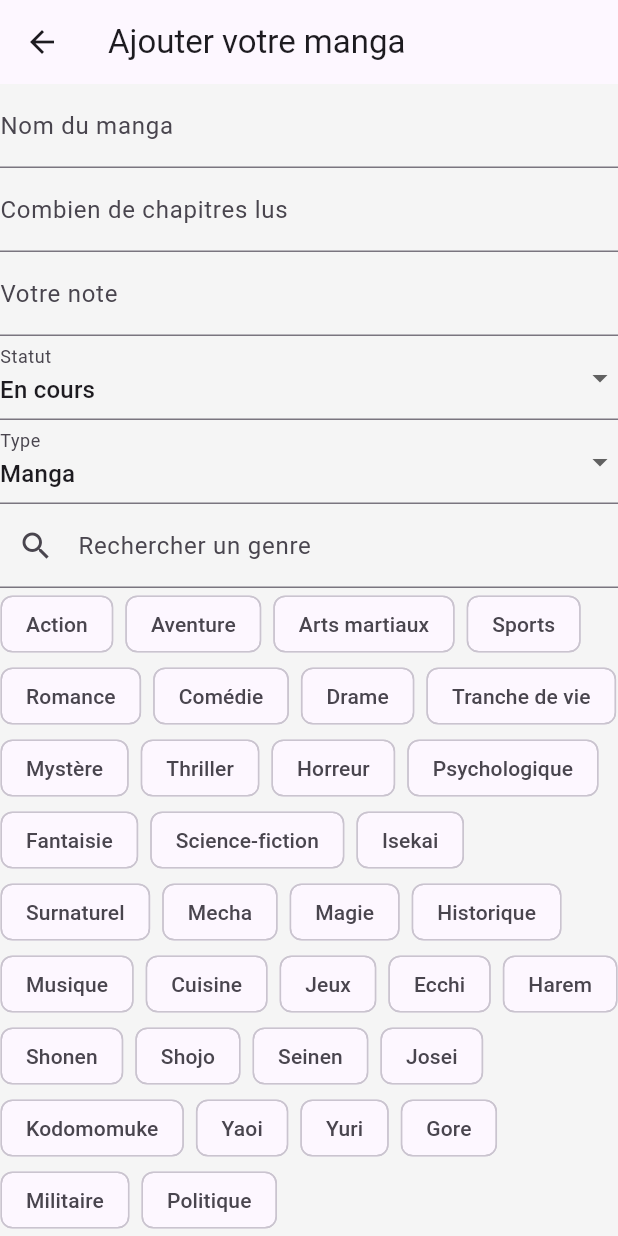
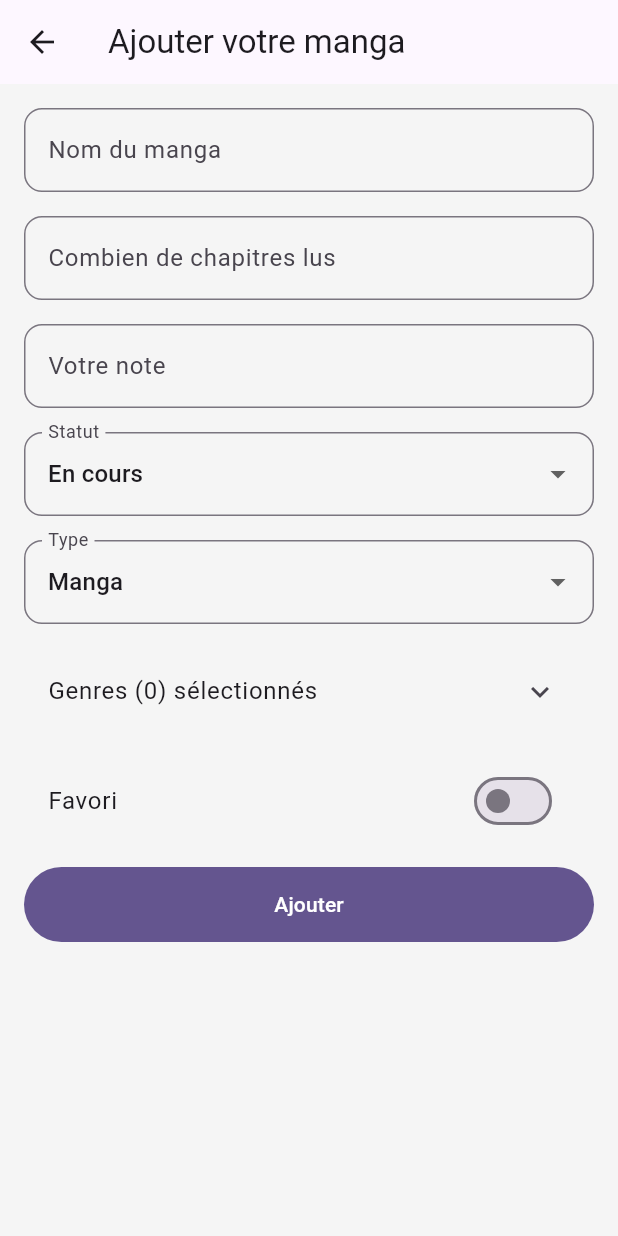
Before and after one commit to SamuelDelabranche/folio, a Flutter app: the AddMangaPage screen opened directly, on a phone screen of 412 x 824 dp. Run offline on Flutter 3.47's test engine with Material 3 defaults, Android fonts, the phone set to English and light mode, and no system bars; our stand-ins replace drift, drift_flutter, flutter_riverpod; accounts and stored records are empty; generated files the repository leaves out were written again.

Commit message:
fix: Design & Genre

```diff
--- a/lib/features/add_Manga/add_manga_page.dart
+++ b/lib/features/add_Manga/add_manga_page.dart
@@ -57,7 +57,7 @@ class _AddMangaPageState extends ConsumerState<AddMangaPage> {
   String _rechercheGenre = '';
   String _statusSelectionne = 'En cours';
   String _typeSelectionne = 'Manga';
-  List<String> _genreSelectionne = [];
+  final List<String> _genreSelectionne = [];
   bool _estFavori = false;
 
   @override
@@ -67,24 +67,17 @@ class _AddMangaPageState extends ConsumerState<AddMangaPage> {
       body: Form(
         key: _formKey,
         child: SingleChildScrollView(
+          child: Padding(
+            padding: EdgeInsets.all(16),
             child: Column(
               children: [
                 TextFormField(
                   controller: _titreController,
-                decoration: InputDecoration(labelText: 'Nom du manga'),
-                validator: (value) {
-                  if (value == null || value.isEmpty) {
-                    return 'Champ requis';
-                  } else {
-                    return null;
-                  }
-                },
+                  decoration: InputDecoration(
+                    labelText: 'Nom du manga',
+                    border: OutlineInputBorder(
+                      borderRadius: BorderRadius.circular(12),
                     ),
-              TextFormField(
-                keyboardType: TextInputType.number,
-                controller: _chapitreController,
-                decoration: InputDecoration(
-                  labelText: 'Combien de chapitres lus',
                   ),
                   validator: (value) {
                     if (value == null || value.isEmpty) {
@@ -94,10 +87,34 @@ class _AddMangaPageState extends ConsumerState<AddMangaPage> {
                     }
                   },
                 ),
+                SizedBox(height: 16),
+                TextFormField(
+                  keyboardType: TextInputType.number,
+                  controller: _chapitreController,
+                  decoration: InputDecoration(
+                    labelText: 'Combien de chapitres lus',
+                    border: OutlineInputBorder(
+                      borderRadius: BorderRadius.circular(12),
+                    ),
+                  ),
+                  validator: (value) {
+                    if (value == null || value.isEmpty) {
+                      return 'Champ requis';
+                    } else {
+                      return null;
+                    }
+                  },
+                ),
+                SizedBox(height: 16),
                 TextFormField(
                   keyboardType: TextInputType.number,
                   controller: _noteController,
-                decoration: InputDecoration(labelText: 'Votre note'),
+                  decoration: InputDecoration(
+                    labelText: 'Votre note',
+                    border: OutlineInputBorder(
+                      borderRadius: BorderRadius.circular(12),
+                    ),
+                  ),
                   validator: (value) {
                     if (value == null || value.isEmpty) {
                       return "Champ requis";
@@ -112,9 +129,15 @@ class _AddMangaPageState extends ConsumerState<AddMangaPage> {
                     }
                   },
                 ),
+                SizedBox(height: 16),
                 DropdownButtonFormField<String>(
                   initialValue: _statusSelectionne,
-                decoration: InputDecoration(labelText: 'Statut'),
+                  decoration: InputDecoration(
+                    labelText: 'Statut',
+                    border: OutlineInputBorder(
+                      borderRadius: BorderRadius.circular(12),
+                    ),
+                  ),
                   items: ['À lire', 'En cours', 'Terminé', 'Abandonné']
                       .map((s) => DropdownMenuItem(value: s, child: Text(s)))
                       .toList(),
@@ -124,9 +147,15 @@ class _AddMangaPageState extends ConsumerState<AddMangaPage> {
                     });
                   },
                 ),
+                SizedBox(height: 16),
                 DropdownButtonFormField(
                   initialValue: _typeSelectionne,
-                decoration: InputDecoration(labelText: 'Type'),
+                  decoration: InputDecoration(
+                    labelText: 'Type',
+                    border: OutlineInputBorder(
+                      borderRadius: BorderRadius.circular(12),
+                    ),
+                  ),
                   items: ['Manga', 'Manhwa', 'Manhua', 'Novel']
                       .map((s) => DropdownMenuItem(value: s, child: Text(s)))
                       .toList(),
@@ -136,10 +165,19 @@ class _AddMangaPageState extends ConsumerState<AddMangaPage> {
                     });
                   },
                 ),
+                SizedBox(height: 16),
+                ExpansionTile(
+                  title: Text(
+                    "Genres (${_genreSelectionne.length}) sélectionnés",
+                  ),
+                  children: [
                     TextField(
                       controller: _rechercheController,
                       decoration: InputDecoration(
                         labelText: "Rechercher un genre",
+                        border: OutlineInputBorder(
+                          borderRadius: BorderRadius.circular(12),
+                        ),
                         prefixIcon: Icon(Icons.search),
                       ),
                       onChanged: (value) {
@@ -148,9 +186,13 @@ class _AddMangaPageState extends ConsumerState<AddMangaPage> {
                         });
                       },
                     ),
+                    SizedBox(height: 16),
                     Wrap(
                       spacing: 8,
-                children: tousLesGenres.where((g) => g.toLowerCase().contains(_rechercheGenre))
+                      children: tousLesGenres
+                          .where(
+                            (g) => g.toLowerCase().contains(_rechercheGenre),
+                          )
                           .map(
                             (genre) => FilterChip(
                               label: Text(genre),
@@ -166,6 +208,9 @@ class _AddMangaPageState extends ConsumerState<AddMangaPage> {
                           )
                           .toList(),
                     ),
+                  ],
+                ),
+                SizedBox(height: 16),
 
                 SwitchListTile(
                   title: Text("Favori"),
@@ -174,7 +219,11 @@ class _AddMangaPageState extends ConsumerState<AddMangaPage> {
                     _estFavori = value;
                   }),
                 ),
-              ElevatedButton(
+                SizedBox(height: 16),
+                FilledButton(
+                  style: FilledButton.styleFrom(
+                    minimumSize: Size(double.infinity, 50),
+                  ),
                   onPressed: () {
                     if (_formKey.currentState!.validate()) {
                       final dao = ref.read(mangaDaoProvider);
@@ -205,6 +254,7 @@ class _AddMangaPageState extends ConsumerState<AddMangaPage> {
             ),
           ),
         ),
+      ),
     );
   }
 
```
Lines whose indentation alone changed are shown as unchanged.
